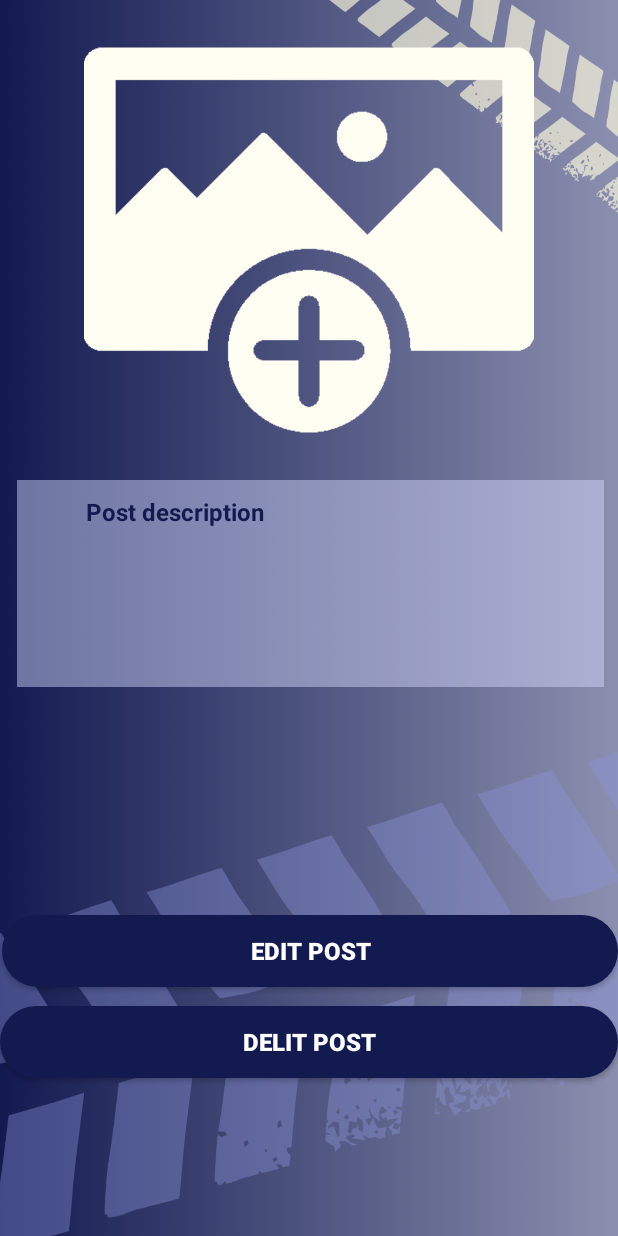
After one commit to EdnaEmanuele/CarCareProject, an Android app: the layout activity_click_post.xml on its own in the app's theme, with its tools: preview values and no code run, on a phone screen of 412 x 824 dp. The commit adds this screen. Run offline under Robolectric (Android 15) with nearby library versions, the phone set to English and light mode, and no system bars.

Commit message:
13/02 Edit and delit posts

```diff
--- a/app/src/main/AndroidManifest.xml
+++ b/app/src/main/AndroidManifest.xml
@@ -16,6 +16,9 @@
         android:supportsRtl="true"
         android:theme="@style/Theme.CarCareProject"
         tools:targetApi="31">
+        <activity
+            android:name=".ClickPostActivity"
+            android:exported="false" />
         <activity
             android:name=".PostActivity"
             android:exported="false" />
--- a/app/src/main/java/com/example/carcareproject/LoginActivity.java
+++ b/app/src/main/java/com/example/carcareproject/LoginActivity.java
@@ -10,6 +10,7 @@ import android.text.TextUtils;
 import android.view.View;
 import android.widget.Button;
 import android.widget.EditText;
+import android.widget.ImageView;
 import android.widget.LinearLayout;
 import android.widget.TextView;
 import android.widget.Toast;
@@ -27,7 +28,11 @@ public class LoginActivity extends AppCompatActivity {
     private LinearLayout NeedNewAccountLink;
     private FirebaseAuth mAuth;
     private ProgressDialog loadingBar;
+    private ImageView googleSignBTN;
 
+
+    private static final int REQ_ONE_TAP = 2;  // Can be any integer unique to the Activity.
+    private boolean showOneTapUI = true;
 
     @Override
     protected void onCreate(Bundle savedInstanceState) {
@@ -41,6 +46,7 @@ public class LoginActivity extends AppCompatActivity {
         UserEmail = (EditText) findViewById(R.id.login_email);
         UserPassword = (EditText) findViewById(R.id.login_password);
         BTNlogin = (Button) findViewById(R.id.btn_sign_in);
+        googleSignBTN = (ImageView) findViewById(R.id.btn_google_signin);
 
         loadingBar = new ProgressDialog(this);
 
--- /dev/null
+++ b/app/src/main/res/layout/activity_click_post.xml
@@ -0,0 +1,82 @@
+<?xml version="1.0" encoding="utf-8"?>
+<RelativeLayout xmlns:android="http://schemas.android.com/apk/res/android"
+    xmlns:app="http://schemas.android.com/apk/res-auto"
+    xmlns:tools="http://schemas.android.com/tools"
+    android:layout_width="match_parent"
+    android:layout_height="match_parent"
+    android:background="@drawable/background"
+    tools:context=".ClickPostActivity">
+
+    <ImageView
+        android:id="@+id/post_image_click"
+        android:layout_width="379dp"
+        android:layout_height="300dp"
+        android:layout_alignParentTop="true"
+        android:layout_centerHorizontal="true"
+        android:layout_marginStart="10dp"
+        android:layout_marginTop="10dp"
+        android:layout_marginEnd="10dp"
+        android:layout_marginBottom="10dp"
+        android:scaleType="centerInside"
+        app:layout_constraintEnd_toEndOf="parent"
+        app:layout_constraintStart_toStartOf="parent"
+        app:srcCompat="@drawable/select_image"
+        tools:layout_editor_absoluteY="54dp" />
+
+    <TextView
+        android:id="@+id/post_descriptin_click"
+        android:layout_width="391dp"
+        android:layout_height="138dp"
+        android:layout_below="@+id/post_image_click"
+        android:layout_alignParentStart="true"
+        android:layout_centerVertical="true"
+        android:layout_marginStart="11dp"
+        android:layout_marginLeft="10dp"
+        android:layout_marginRight="10dp"
+        android:background="#79D2D7FB"
+        android:padding="10dp"
+        android:text="
+        Post description"
+        android:textColor="@color/DarkBlue"
+        android:textSize="16sp"
+        android:textStyle="bold"
+        app:layout_constraintEnd_toEndOf="parent"
+        app:layout_constraintStart_toStartOf="parent"
+        tools:layout_editor_absoluteY="412dp" />
+
+    <Button
+        android:id="@+id/edit_post_BTN"
+        android:layout_width="match_parent"
+        android:layout_height="wrap_content"
+        android:layout_alignParentStart="true"
+        android:layout_alignParentBottom="true"
+        android:layout_centerHorizontal="true"
+        android:layout_marginStart="1dp"
+        android:layout_marginLeft="10dp"
+        android:layout_marginRight="10dp"
+        android:layout_marginBottom="166dp"
+        android:background="@drawable/button"
+        android:text="Edit Post"
+        android:textColor="#FFFFFF"
+        android:textSize="16sp"
+        android:textStyle="bold"
+        app:layout_constraintEnd_toEndOf="parent"
+        app:layout_constraintStart_toStartOf="parent"
+        tools:layout_editor_absoluteY="474dp" />
+
+    <Button
+        android:id="@+id/delit_post_BTN"
+        android:layout_width="match_parent"
+        android:layout_height="wrap_content"
+        android:layout_alignParentStart="true"
+        android:layout_alignParentBottom="true"
+        android:layout_marginStart="0dp"
+        android:layout_marginLeft="10dp"
+        android:layout_marginRight="10dp"
+        android:layout_marginBottom="105dp"
+        android:background="@drawable/button"
+        android:text="Delit Post"
+        android:textColor="#FFFFFF"
+        android:textSize="16sp"
+        android:textStyle="bold" />
+</RelativeLayout>
--- a/app/src/main/res/layout/all_posts_latout.xml
+++ b/app/src/main/res/layout/all_posts_latout.xml
@@ -10,6 +10,7 @@
         android:layout_marginBottom="4dp"
         android:layout_marginRight="10dp"
         android:layout_marginLeft="10dp"
+        android:background="@drawable/post_border"
         android:layout_marginTop="10dp">
 
         <LinearLayout
```
Also changed, not shown: app/build.gradle (+12 -1 lines), app/src/main/java/com/example/carcareproject/ClickPostActivity.java (added, +71 -0 lines), app/src/main/java/com/example/carcareproject/MainActivity.java (+17 -2 lines), app/src/main/java/com/example/carcareproject/Posts.java (+17 -0 lines), app/src/main/res/drawable/post_border.xml (added, +9 -0 lines), app/src/main/res/drawable/find_mechanic.png, app/src/main/res/drawable/logout.png.
